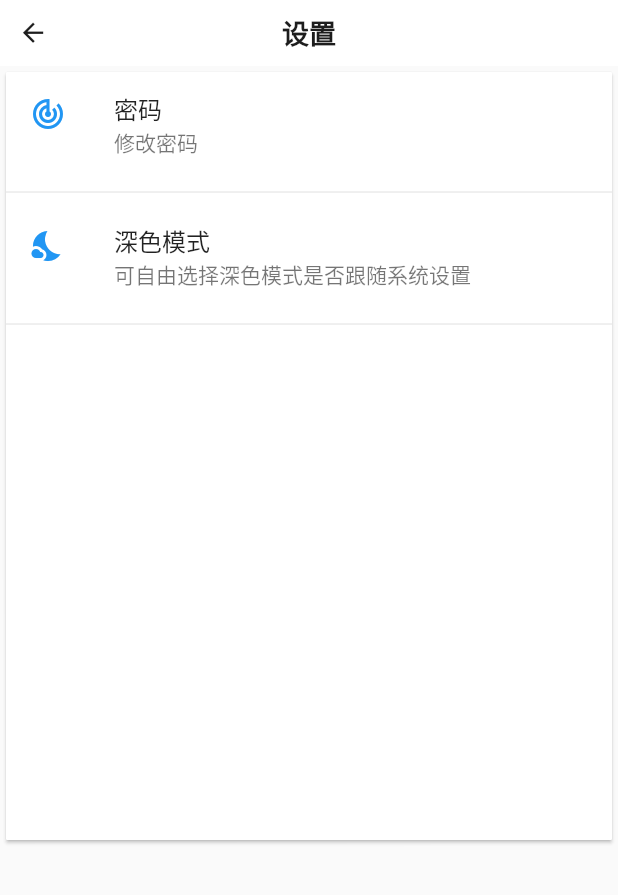
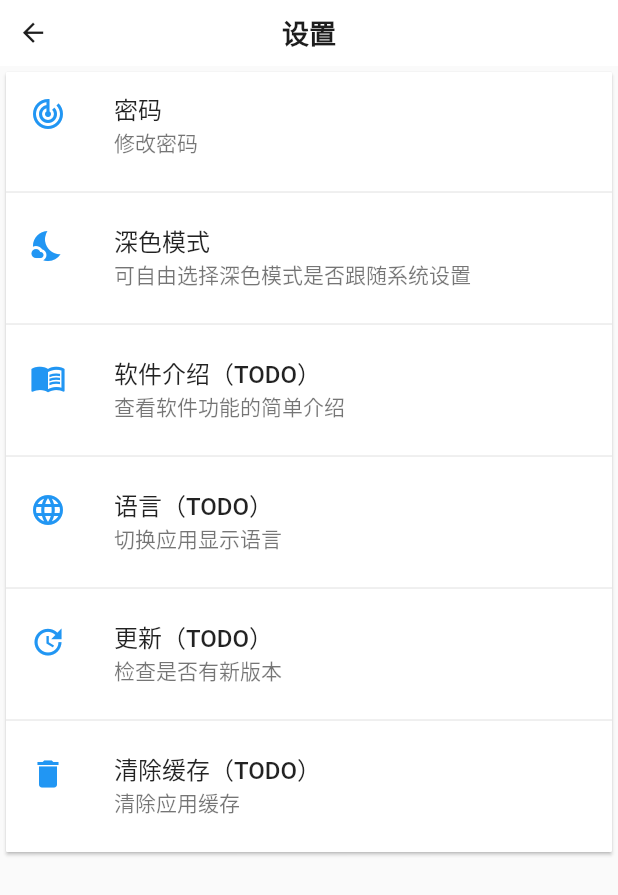
Before and after one commit to EmiseSam/Software-Engineering-2020Fall-iAccount, a Flutter app: the MorePage screen opened directly, after a tap on "设置", on a phone screen of 412 x 824 dp. Shown: the top 895 px of the screen. Run offline on Flutter 3.47's test engine with Material 2 defaults, Android fonts, the phone set to English and light mode, and no system bars; our stand-ins replace charts_flutter, fluro, flutter_datetime_picker, flutter_screenutil, flutter_spinkit, keyboard_actions and 5 more; missing offline and left inert: flustars, gesture_recognition; accounts and stored records are empty; generated files the repository leaves out were written again.

Commit message:
fix bugs
fix bugs

```diff
--- a/lib/main.dart
+++ b/lib/main.dart
@@ -5,6 +5,7 @@ import 'dart:io';
 import 'package:i_account/pages/login.dart';
 import 'package:i_account/pages/settingspages/darkmode_provider.dart';
 import 'package:provider/provider.dart';
+import 'package:shared_preferences/shared_preferences.dart';
 
 void main() {
   //透明状态栏
@@ -28,7 +29,7 @@ class MyApp extends StatelessWidget {
         builder: (context, darkModeProvider, _) {
           return darkModeProvider.darkMode == 2
               ? MaterialApp(
-            title: 'Flutter Demo',
+            title: 'iAccount',
             theme: ThemeData(
               primarySwatch: Colors.blue,
             ),
--- a/lib/pages/more.dart
+++ b/lib/pages/more.dart
@@ -42,7 +42,7 @@ class _MorePageState extends State<MorePage> with TickerProviderStateMixin {
         child: Column(
           children: [
             ListTile(
-              title: Text('账户', style: TextStyle(fontWeight: FontWeight.w500)),
+              title: Text('账户（TODO）', style: TextStyle(fontWeight: FontWeight.w500)),
               subtitle: Text('账户信息管理'),
               leading: Icon(
                 Icons.account_balance_wallet,
@@ -68,7 +68,7 @@ class _MorePageState extends State<MorePage> with TickerProviderStateMixin {
             ),
             Divider(),
             ListTile(
-              title: Text('备份', style: TextStyle(fontWeight: FontWeight.w500)),
+              title: Text('备份（TODO）', style: TextStyle(fontWeight: FontWeight.w500)),
               subtitle: Text('支持百度网盘和微软OneDrive备份数据'),
               leading: Icon(
                 Icons.backup,
@@ -81,7 +81,7 @@ class _MorePageState extends State<MorePage> with TickerProviderStateMixin {
             ),
             Divider(),
             ListTile(
-              title: Text('导出', style: TextStyle(fontWeight: FontWeight.w500)),
+              title: Text('导出（TODO）', style: TextStyle(fontWeight: FontWeight.w500)),
               subtitle: Text('本地导出软件数据'),
               leading: Icon(
                 Icons.outbond,
--- a/lib/pages/morepages/about.dart
+++ b/lib/pages/morepages/about.dart
@@ -2,6 +2,7 @@ import 'package:i_account/res/colours.dart';
 import 'package:i_account/res/styles.dart';
 import 'package:flutter/material.dart';
 import 'package:i_account/widgets/appbar.dart';
+
 
 class AboutPage extends StatefulWidget {
   @override
@@ -44,7 +45,7 @@ class _AboutPageState extends State<AboutPage> {
               ),
               Gaps.vGap(20),
               Text(
-                "V0.1.1",
+                "V0.2.0",
                 textAlign: TextAlign.left,
                 style: TextStyle(
                   color: Colours.app_main,
--- a/lib/pages/morepages/settings.dart
+++ b/lib/pages/morepages/settings.dart
@@ -32,7 +32,7 @@ class _SettingsPageState extends State<SettingsPage> with TickerProviderStateMix
   @override
   Widget build(BuildContext context) {
     var card = SizedBox(
-      height: 520.0,
+      height: 528.0,
       child: Card(
         elevation: 1.0, //设置阴影
         shape: const RoundedRectangleBorder(
@@ -65,6 +65,49 @@ class _SettingsPageState extends State<SettingsPage> with TickerProviderStateMix
               },
             ),
             Divider(),
+            ListTile(
+              title: Text('软件介绍（TODO）', style: TextStyle(fontWeight: FontWeight.w500)),
+              subtitle: Text('查看软件功能的简单介绍'),
+              leading: Icon(
+                Icons.menu_book,
+                color: Colors.blue[500],
+              ),
+              onTap: () {//todo 这个不急着做，时间不够就砍掉吧
+              },
+            ),
+            Divider(),
+            ListTile(
+              title: Text('语言（TODO）', style: TextStyle(fontWeight: FontWeight.w500)),
+              subtitle: Text('切换应用显示语言'),
+              leading: Icon(
+                Icons.language,
+                color: Colors.blue[500],
+              ),
+              onTap: () {//todo 这个不急着做，时间不够就砍掉吧
+              },
+            ),
+            Divider(),
+            ListTile(
+              title: Text('更新（TODO）', style: TextStyle(fontWeight: FontWeight.w500)),
+              subtitle: Text('检查是否有新版本'),
+              leading: Icon(
+                Icons.update,
+                color: Colors.blue[500],
+              ),
+              onTap: () {//todo 这个不急着做，时间不够就砍掉吧
+              },
+            ),
+            Divider(),
+            ListTile(
+              title: Text('清除缓存（TODO）', style: TextStyle(fontWeight: FontWeight.w500)),
+              subtitle: Text('清除应用缓存'),
+              leading: Icon(
+                Icons.delete,
+                color: Colors.blue[500],
+              ),
+              onTap: () {//todo 这个不急着做，时间不够就砍掉吧
+              },
+            ),
           ],
         ),
       ),
```
